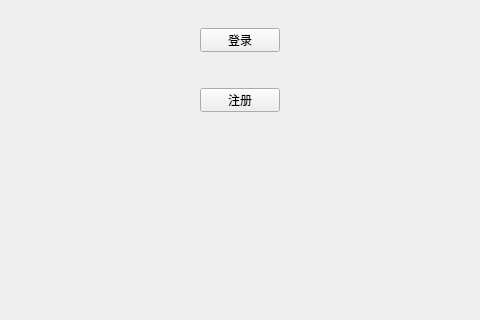
The window that mainwindow.ui (wind2018-wy/USTB_QTwork_bankSystem) describes before a commit, drawn with Qt 5; both pictures show x 110 to 590 and y 162 to 482 of the 800 by 600 pixel window.
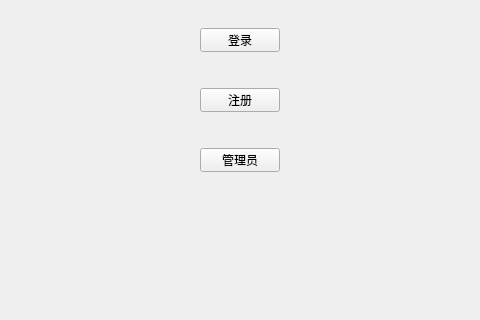
The same window after the commit.

Commit message: 增加了登录，注册功能和管理员界面

Diff of the .ui file:
```diff
--- a/mainwindow.ui
+++ b/mainwindow.ui
@@ -53,6 +53,19 @@
      <string>注册</string>
     </property>
    </widget>
+   <widget class="QPushButton" name="buttManage">
+    <property name="geometry">
+     <rect>
+      <x>310</x>
+      <y>310</y>
+      <width>80</width>
+      <height>24</height>
+     </rect>
+    </property>
+    <property name="text">
+     <string>管理员</string>
+    </property>
+   </widget>
   </widget>
   <widget class="QMenuBar" name="menubar">
    <property name="geometry">
```
The commit also changes 18 other files.
